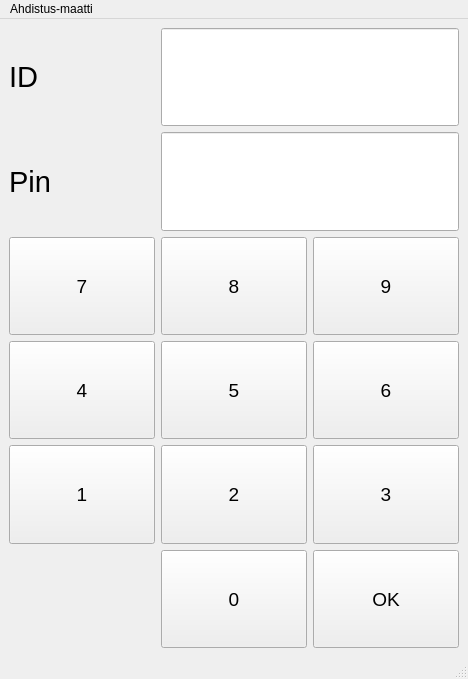
Qt form bankautomat/mainwindow.ui (tvt21kmo-bank-project/group_3) before a commit.
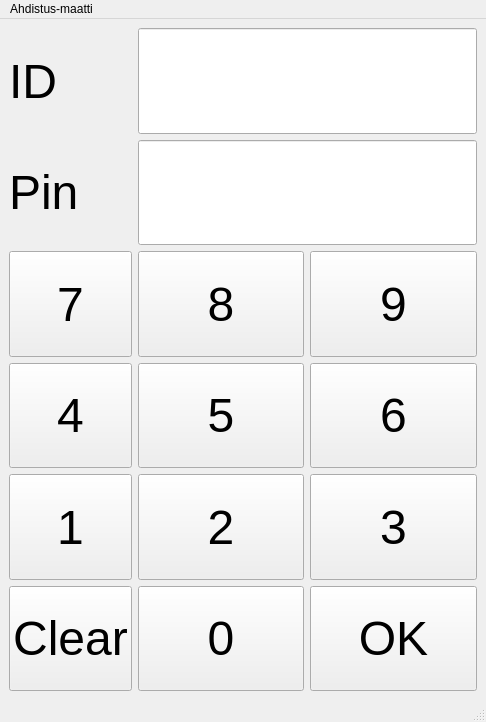
The same form after that commit.

```diff
--- a/bankautomat/mainwindow.ui
+++ b/bankautomat/mainwindow.ui
@@ -6,8 +6,8 @@
    <rect>
     <x>0</x>
     <y>0</y>
-    <width>468</width>
-    <height>679</height>
+    <width>486</width>
+    <height>722</height>
    </rect>
   </property>
   <property name="sizePolicy">
@@ -21,7 +21,7 @@
   </property>
   <property name="styleSheet">
    <string notr="true">QMainwindow {
-background-color:  	'black';
+background-color:  #2F4F4F;
 }   </string>
   </property>
   <widget class="QWidget" name="centralwidget">
@@ -36,7 +36,7 @@
       </property>
       <property name="font">
        <font>
-        <pointsize>14</pointsize>
+        <pointsize>36</pointsize>
        </font>
       </property>
       <property name="styleSheet">
@@ -79,7 +79,7 @@
       </property>
       <property name="font">
        <font>
-        <pointsize>14</pointsize>
+        <pointsize>36</pointsize>
        </font>
       </property>
       <property name="styleSheet">
@@ -116,7 +116,7 @@
      <widget class="QLabel" name="label_2">
       <property name="font">
        <font>
-        <pointsize>22</pointsize>
+        <pointsize>36</pointsize>
        </font>
       </property>
       <property name="text">
@@ -134,7 +134,7 @@
       </property>
       <property name="font">
        <font>
-        <pointsize>14</pointsize>
+        <pointsize>36</pointsize>
        </font>
       </property>
       <property name="styleSheet">
@@ -177,7 +177,7 @@
       </property>
       <property name="font">
        <font>
-        <pointsize>14</pointsize>
+        <pointsize>36</pointsize>
        </font>
       </property>
       <property name="styleSheet">
@@ -214,7 +214,7 @@
      <widget class="QLabel" name="label">
       <property name="font">
        <font>
-        <pointsize>22</pointsize>
+        <pointsize>36</pointsize>
        </font>
       </property>
       <property name="text">
@@ -232,7 +232,7 @@
       </property>
       <property name="font">
        <font>
-        <pointsize>14</pointsize>
+        <pointsize>36</pointsize>
        </font>
       </property>
       <property name="styleSheet">
@@ -275,7 +275,7 @@
       </property>
       <property name="font">
        <font>
-        <pointsize>14</pointsize>
+        <pointsize>36</pointsize>
        </font>
       </property>
       <property name="styleSheet">
@@ -318,7 +318,7 @@
       </property>
       <property name="font">
        <font>
-        <pointsize>14</pointsize>
+        <pointsize>36</pointsize>
        </font>
       </property>
       <property name="styleSheet">
@@ -361,7 +361,7 @@
       </property>
       <property name="font">
        <font>
-        <pointsize>14</pointsize>
+        <pointsize>36</pointsize>
        </font>
       </property>
       <property name="styleSheet">
@@ -404,7 +404,7 @@
       </property>
       <property name="font">
        <font>
-        <pointsize>14</pointsize>
+        <pointsize>36</pointsize>
        </font>
       </property>
       <property name="styleSheet">
@@ -447,7 +447,7 @@
       </property>
       <property name="font">
        <font>
-        <pointsize>14</pointsize>
+        <pointsize>36</pointsize>
        </font>
       </property>
       <property name="styleSheet">
@@ -490,7 +490,7 @@
       </property>
       <property name="font">
        <font>
-        <pointsize>14</pointsize>
+        <pointsize>36</pointsize>
        </font>
       </property>
       <property name="styleSheet">
@@ -533,9 +533,23 @@
       </property>
       <property name="font">
        <font>
-        <pointsize>22</pointsize>
+        <pointsize>36</pointsize>
        </font>
       </property>
+      <property name="styleSheet">
+       <string notr="true">QLineEdit
+{
+
+  background-color:   	#FFFFFF;
+    border-style: outset;
+    border-width: 2px;
+    border-radius: 10px;
+    border-color: beige;
+    min-width: 10em;
+    padding: 6px;
+	color: black;
+}♣</string>
+      </property>
       <property name="maxLength">
        <number>4</number>
       </property>
@@ -554,14 +568,71 @@
       </property>
       <property name="font">
        <font>
-        <pointsize>22</pointsize>
+        <pointsize>36</pointsize>
        </font>
       </property>
+      <property name="styleSheet">
+       <string notr="true">QLineEdit
+{
+
+  background-color:   	#FFFFFF;
+    border-style: outset;
+    border-width: 2px;
+    border-radius: 10px;
+    border-color: beige;
+    min-width: 10em;
+    padding: 6px;
+	color: black;
+}♣</string>
+      </property>
       <property name="maxLength">
        <number>4</number>
       </property>
      </widget>
     </item>
+    <item row="6" column="0">
+     <widget class="QPushButton" name="pushButton">
+      <property name="sizePolicy">
+       <sizepolicy hsizetype="Minimum" vsizetype="Preferred">
+        <horstretch>0</horstretch>
+        <verstretch>0</verstretch>
+       </sizepolicy>
+      </property>
+      <property name="font">
+       <font>
+        <pointsize>36</pointsize>
+       </font>
+      </property>
+      <property name="styleSheet">
+       <string notr="true">QPushButton {
+
+  background-color:  #FFFF00;
+    border-style: outset;
+    border-width: 2px;
+    border-radius: 10px;
+    border-color: beige;
+    min-width: 10em;
+    padding: 6px;
+	color: black;
+}♣
+
+QPushButton:pressed {
+
+  background-color: #808000;
+    border-style: outset;
+    border-width: 2px;
+    border-radius: 10px;
+    border-color: beige;
+    min-width: 10em;
+    padding: 6px;
+	color: black;
+}♣</string>
+      </property>
+      <property name="text">
+       <string>Clear</string>
+      </property>
+     </widget>
+    </item>
    </layout>
   </widget>
   <widget class="QMenuBar" name="menubar">
@@ -569,7 +640,7 @@
     <rect>
      <x>0</x>
      <y>0</y>
-     <width>468</width>
+     <width>486</width>
      <height>21</height>
     </rect>
    </property>
```
